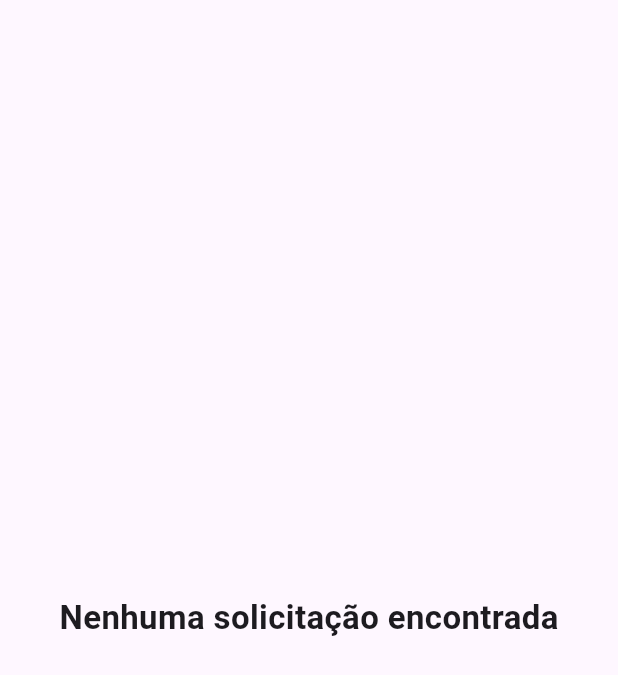
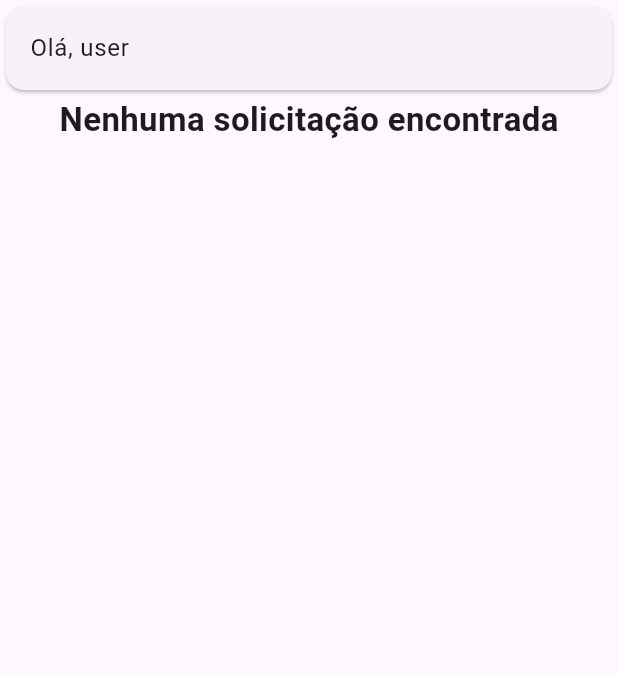
Before and after one commit to One-Tech-Devs/ID_frontend, a Flutter app: the HomeScreen screen opened directly, on a phone screen of 412 x 824 dp. Shown: the top 675 px of the screen. Run offline on Flutter 3.47's test engine with Material 2 defaults, Android fonts, the phone set to English and light mode, and no system bars; our stand-ins replace firebase_core, local_auth, rxdart, sqflite; missing offline and left inert: bloc_provider, local_auth_android, local_auth_ios; accounts and stored records are empty.

```diff
--- a/one_tech_id_frontend/lib/screens/home_screen.dart
+++ b/one_tech_id_frontend/lib/screens/home_screen.dart
@@ -10,13 +10,24 @@ class HomeScreen extends StatefulWidget {
 class _HomeScreenState extends State<HomeScreen> {
   @override
   Widget build(BuildContext context) {
-    return Scaffold(
-      body: Center(
-          child: const Text(
-        "Nenhuma solicitação encontrada",
-        style: TextStyle(
-            fontSize: 22, fontFamily: "Roboto", fontWeight: FontWeight.w600),
-      )),
+    return const Scaffold(
+      body: Column(
+        children: [
+          Card(
+            child: ListTile(
+              title: Text("Olá, user"),
+            ),
+          ),
+          Center(
+              child: Text(
+            "Nenhuma solicitação encontrada",
+            style: TextStyle(
+                fontSize: 22,
+                fontFamily: "Roboto",
+                fontWeight: FontWeight.w600),
+          )),
+        ],
+      ),
     );
   }
 }
```
Also changed, not shown: one_tech_id_frontend/lib/blocs/user_bloc.dart (added, +25 -0 lines), one_tech_id_frontend/lib/core/main/main.dart (+14 -3 lines), one_tech_id_frontend/pubspec.yaml (+7 -0 lines), one_tech_id_frontend/lib/firebase_options.dart (added), one_tech_id_frontend/pubspec.lock, 10 other files.
